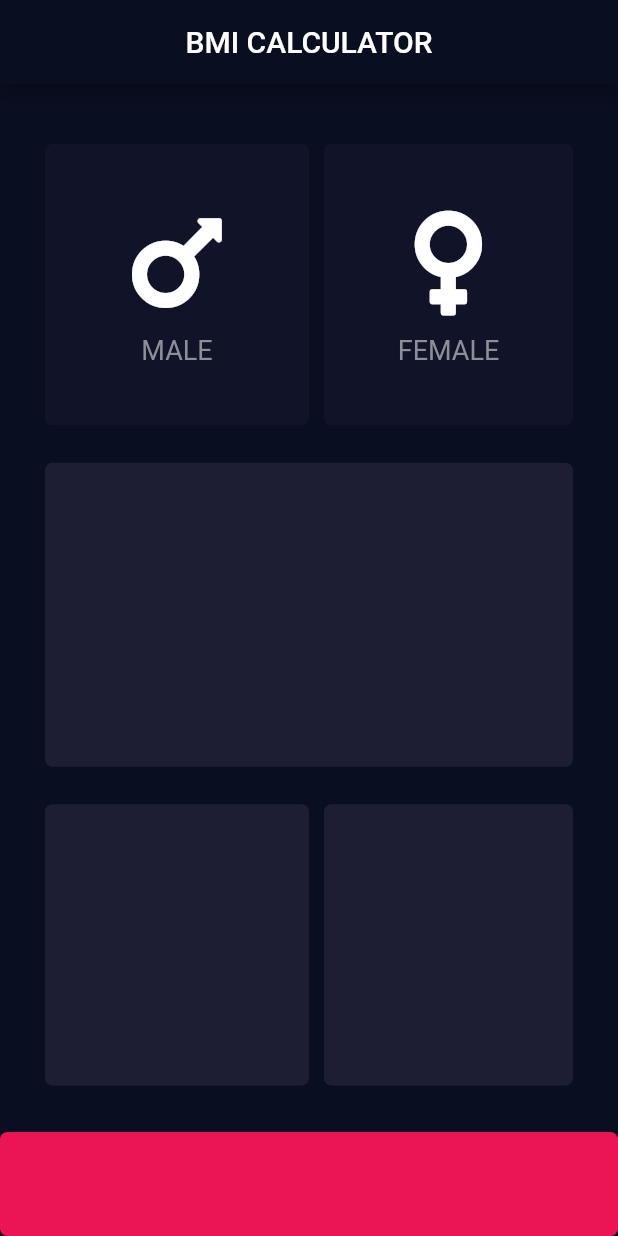
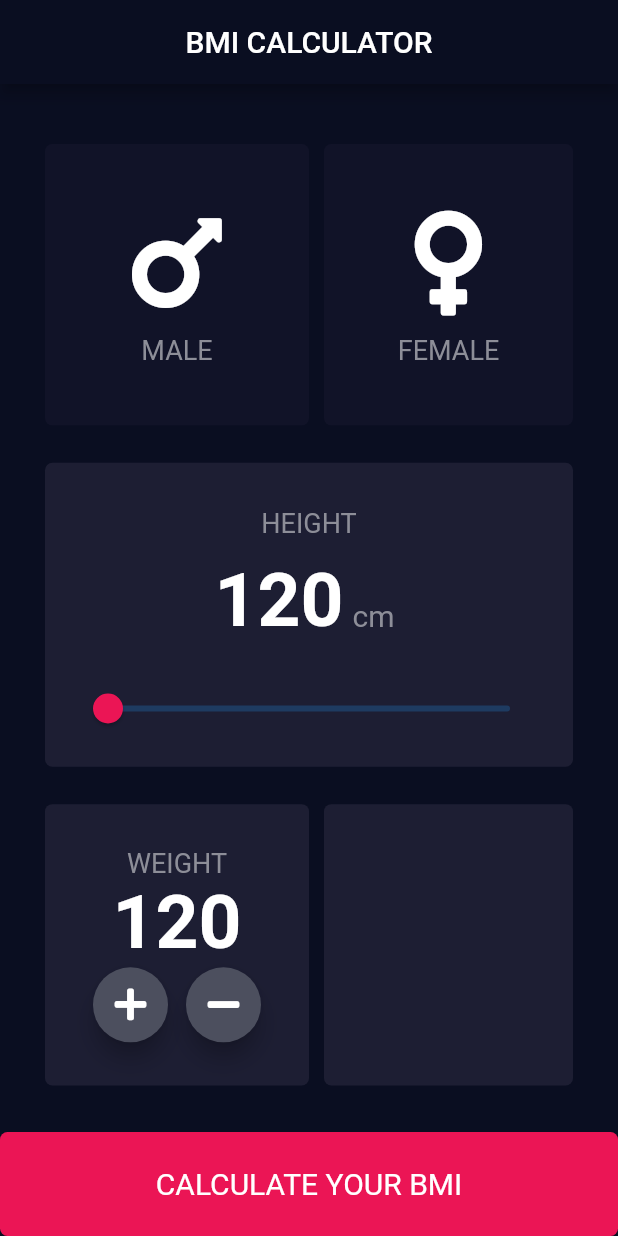
Before and after one commit to JAtoms/BMI, a Flutter app: the screen it shows after launch, on a phone screen of 412 x 824 dp. Run offline on Flutter 3.47's test engine with Material 2 defaults, Android fonts, the phone set to English and light mode, and no system bars; our stand-ins replace font_awesome_flutter.

Commit message:
Card input readjusted

```diff
--- a/lib/constants.dart
+++ b/lib/constants.dart
@@ -1,10 +1,28 @@
 import 'package:flutter/cupertino.dart';
+import 'package:flutter/material.dart';
 
-const activeCardColor = Color(0XFF1D1E33);
-const inactiveCardColor = Color(0XFFF111328);
-const bottomCardColor = Color(0XFFEB1555);
+const kActiveCardColor = Color(0XFF1D1E33);
+const kInactiveCardColor = Color(0XFFF111328);
+const kSliderInactiveCardColor = Color(0XFF8D8E98);
+const kBottomCardColor = Color(0XFFEB1555);
 
-const labelTestStyle = TextStyle(
+const kLabelTestStyle = TextStyle(
   fontSize: 18,
   color: Color(0XFF8D8E98),
 );
+
+const kLabelBodyTestStyle = TextStyle(
+  fontSize: 20,
+  color: Colors.white,
+);
+
+const kLabelMediumTestStyle = TextStyle(
+  fontSize: 20,
+  color: Color(0XFF8D8E98),
+);
+
+const kLabelBoldTestStyle = TextStyle(
+  fontSize: 50,
+  fontWeight: FontWeight.bold,
+  color: Colors.white,
+);
--- a/lib/icon_content.dart
+++ b/lib/icon_content.dart
@@ -1,3 +1,4 @@
+import 'package:bmi/constants.dart';
 import 'package:flutter/material.dart';
 
 // Widget contains properties for each gender displayed
@@ -24,7 +25,7 @@ class GenderWidget extends StatelessWidget {
         ),
         Text(
           gender,
-          style: TextStyle(fontSize: 18, color: Color(0XFF8D8E98)),
+          style: kLabelTestStyle,
         )
       ],
     );
--- a/lib/input_page_file.dart
+++ b/lib/input_page_file.dart
@@ -1,11 +1,11 @@
 import 'package:bmi/reusableCards.dart';
-import 'package:flutter/cupertino.dart';
 import 'package:flutter/material.dart';
 import 'package:font_awesome_flutter/font_awesome_flutter.dart';
 import 'constants.dart';
 import 'icon_content.dart';
 
 enum Gender { male, female }
+enum Value { add, subtract }
 
 Widget appBar() {
   return AppBar(title: Text('BMI CALCULATOR'), centerTitle: true);
@@ -16,6 +16,9 @@ class InputPage extends StatefulWidget {
   _InputPageState createState() => _InputPageState();
 }
 
+int bmiValue = 120;
+int ageValue = 25;
+int weightValue = 120;
 Gender selectedGender;
 
 class _InputPageState extends State<InputPage> {
@@ -24,10 +27,12 @@ class _InputPageState extends State<InputPage> {
     return Scaffold(
       appBar: appBar(),
       body: Column(
+        crossAxisAlignment: CrossAxisAlignment.stretch,
         children: [
           Expanded(
             flex: 8,
             child: Column(
+              crossAxisAlignment: CrossAxisAlignment.stretch,
               children: [
                 Expanded(
                   flex: 2,
@@ -46,8 +51,8 @@ class _InputPageState extends State<InputPage> {
                             });
                           },
                           color: (selectedGender == Gender.male)
-                              ? activeCardColor
-                              : inactiveCardColor,
+                              ? kActiveCardColor
+                              : kInactiveCardColor,
                           cardChild: GenderWidget(
                             gender: 'MALE',
                             genderIcon: FontAwesomeIcons.mars,
@@ -67,8 +72,8 @@ class _InputPageState extends State<InputPage> {
                             });
                           },
                           color: (selectedGender == Gender.female)
-                              ? activeCardColor
-                              : inactiveCardColor,
+                              ? kActiveCardColor
+                              : kInactiveCardColor,
                           cardChild: GenderWidget(
                             gender: 'FEMALE',
                             genderIcon: FontAwesomeIcons.venus,
@@ -85,7 +90,56 @@ class _InputPageState extends State<InputPage> {
                     mTop: 25,
                     mRight: 30,
                     mBottom: 0,
-                    color: activeCardColor,
+                    color: kActiveCardColor,
+                    cardChild: Column(
+                      mainAxisAlignment: MainAxisAlignment.center,
+                      children: [
+                        Padding(
+                          padding: const EdgeInsets.fromLTRB(0, 15, 0, 12),
+                          child: Text(
+                            'HEIGHT',
+                            style: kLabelTestStyle,
+                          ),
+                        ),
+                        Row(
+                          mainAxisAlignment: MainAxisAlignment.center,
+                          crossAxisAlignment: CrossAxisAlignment.baseline,
+                          textBaseline: TextBaseline.ideographic,
+                          children: [
+                            Text(
+                              bmiValue.toString(),
+                              style: kLabelBoldTestStyle,
+                            ),
+                            Padding(
+                              padding: const EdgeInsets.all(6.0),
+                              child: Text(
+                                'cm',
+                                style: kLabelMediumTestStyle,
+                              ),
+                            ),
+                          ],
+                        ),
+                        Padding(
+                          padding: const EdgeInsets.fromLTRB(18, 18, 18, 0),
+                          child: SliderTheme(
+                            data: SliderTheme.of(context).copyWith(
+                                thumbColor: kBottomCardColor,
+                                overlayColor: Color(0X29EB1555),
+                                activeTrackColor: Colors.white),
+                            child: Slider(
+                              value: bmiValue.toDouble(),
+                              min: 120.0,
+                              max: 220.0,
+                              onChanged: (double newValue) {
+                                setState(() {
+                                  bmiValue = newValue.toInt();
+                                });
+                              },
+                            ),
+                          ),
+                        )
+                      ],
+                    ),
                   ),
                 ),
                 Expanded(
@@ -99,7 +153,39 @@ class _InputPageState extends State<InputPage> {
                           mTop: 25,
                           mRight: 0,
                           mBottom: 15,
-                          color: activeCardColor,
+                          color: kActiveCardColor,
+                          cardChild: Column(
+                            mainAxisAlignment: MainAxisAlignment.center,
+                            children: [
+                              Text(
+                                'WEIGHT',
+                                style: kLabelTestStyle,
+                              ),
+                              Text(
+                                weightValue.toString(),
+                                style: kLabelBoldTestStyle,
+                              ),
+                              Row(
+                                mainAxisAlignment: MainAxisAlignment.center,
+                                children: [
+                                  RoundButton(
+                                      icon: Icon(
+                                    FontAwesomeIcons.plus,
+                                    color: Colors.white,
+                                  )),
+                                  SizedBox(
+                                    width: 12,
+                                  ),
+                                  RoundButton(
+                                    icon: Icon(
+                                      FontAwesomeIcons.minus,
+                                      color: Colors.white,
+                                    ),
+                                  ),
+                                ],
+                              )
+                            ],
+                          ),
                         ),
                       ),
                       Expanded(
@@ -109,7 +195,7 @@ class _InputPageState extends State<InputPage> {
                           mTop: 25,
                           mRight: 30,
                           mBottom: 15,
-                          color: activeCardColor,
+                          color: kActiveCardColor,
                         ),
                       ),
                     ],
@@ -125,7 +211,13 @@ class _InputPageState extends State<InputPage> {
               mTop: 16,
               mRight: 0,
               mBottom: 0,
-              color: bottomCardColor,
+              color: kBottomCardColor,
+              cardChild: Center(
+                child: Text(
+                  'CALCULATE YOUR BMI',
+                  style: kLabelBodyTestStyle,
+                ),
+              ),
             ),
           )
         ],
@@ -133,3 +225,22 @@ class _InputPageState extends State<InputPage> {
     );
   }
 }
+
+class RoundButton extends StatelessWidget {
+  final Widget icon;
+  final String value;
+
+  RoundButton({@required this.icon});
+
+  @override
+  Widget build(BuildContext context) {
+    return RawMaterialButton(
+      onPressed: () {},
+      fillColor: Color(0XFF4C4F5E),
+      shape: CircleBorder(),
+      elevation: 6,
+      constraints: BoxConstraints.tightFor(width: 50, height: 50),
+      child: icon,
+    );
+  }
+}
```
